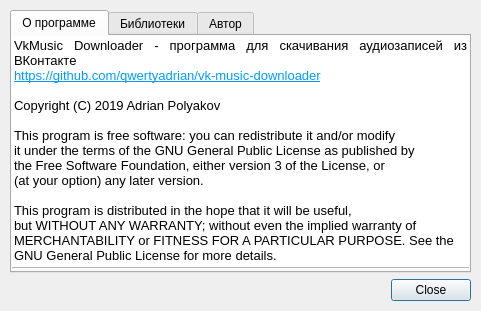
Old version of the form gui/about_dialog.ui in the repository qwertyadrian/vk-music-downloader.
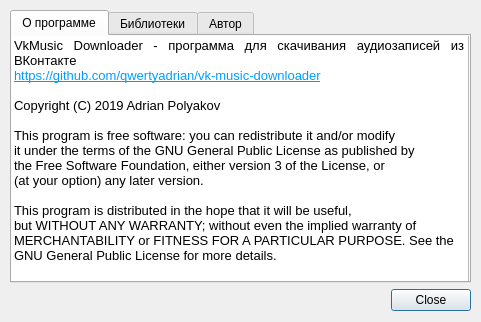
New version of the form.

```diff
--- a/gui/about_dialog.ui
+++ b/gui/about_dialog.ui
@@ -7,22 +7,34 @@
     <x>0</x>
     <y>0</y>
     <width>481</width>
-    <height>311</height>
+    <height>322</height>
    </rect>
   </property>
+  <property name="minimumSize">
+   <size>
+    <width>481</width>
+    <height>322</height>
+   </size>
+  </property>
+  <property name="maximumSize">
+   <size>
+    <width>481</width>
+    <height>322</height>
+   </size>
+  </property>
   <property name="windowTitle">
    <string>О программе</string>
   </property>
   <property name="modal">
    <bool>true</bool>
   </property>
-  <widget class="QWidget" name="">
+  <widget class="QWidget" name="layoutWidget">
    <property name="geometry">
     <rect>
      <x>10</x>
      <y>10</y>
      <width>461</width>
-     <height>291</height>
+     <height>301</height>
     </rect>
    </property>
    <layout class="QVBoxLayout" name="verticalLayout">
@@ -40,8 +52,8 @@
          <rect>
           <x>-3</x>
           <y>-3</y>
-          <width>463</width>
-          <height>235</height>
+          <width>460</width>
+          <height>251</height>
          </rect>
         </property>
         <property name="html">
```
